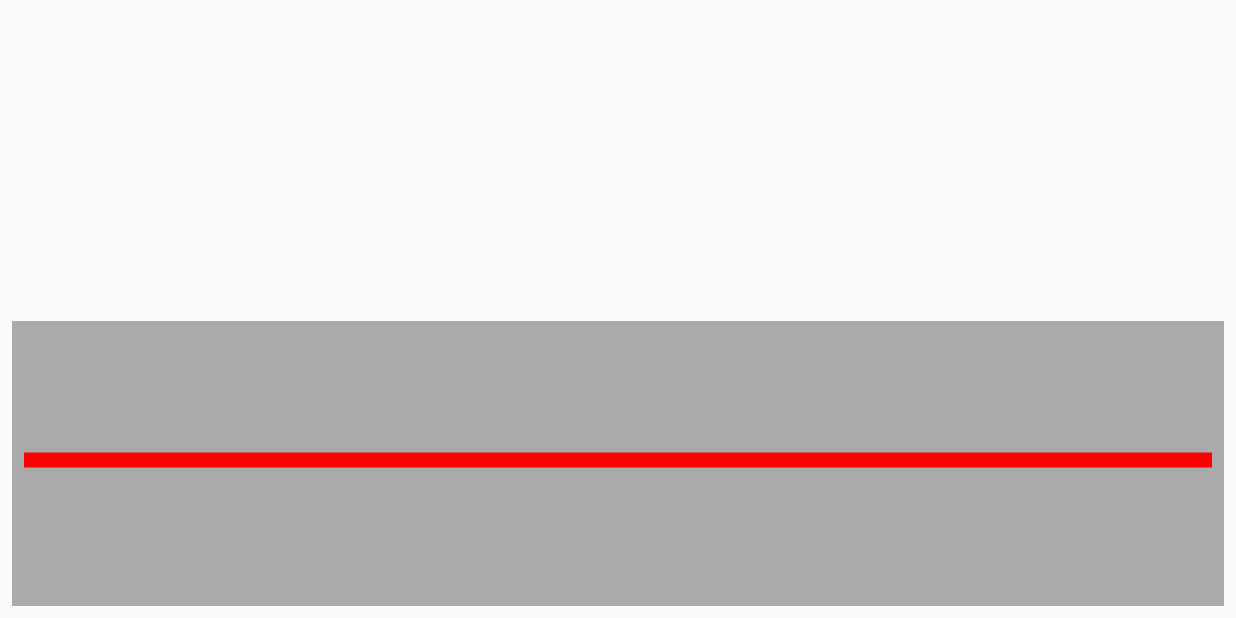
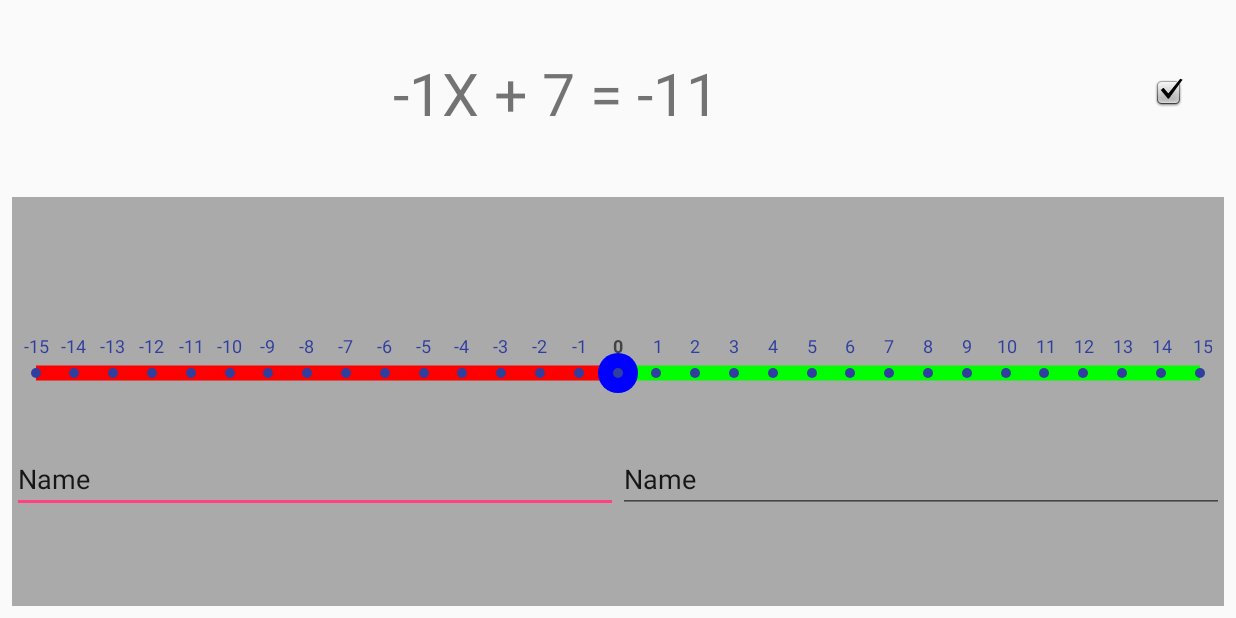
Before and after one commit to jptalusan/LinearOps, an Android app: the LinearInequality screen opened directly, with no data from a screen before it, on a phone screen of 824 x 412 dp (held sideways). Run offline under Robolectric (Android 15) with nearby library versions, the phone set to English and light mode, and no system bars; our stand-ins replace data binding.

Commit message:
So far linear inequality going along well.

```diff
--- a/app/src/main/java/com/freelance/jptalusan/linearops/Activities/LinearInequality.java
+++ b/app/src/main/java/com/freelance/jptalusan/linearops/Activities/LinearInequality.java
@@ -1,15 +1,126 @@
 package com.freelance.jptalusan.linearops.Activities;
 
+import android.databinding.DataBindingUtil;
+import android.os.Bundle;
 import android.support.v7.app.AppCompatActivity;
-import android.os.Bundle;
+import android.util.Log;
+import android.view.View;
+import android.widget.Toast;
 
 import com.freelance.jptalusan.linearops.R;
+import com.freelance.jptalusan.linearops.Utilities.Constants;
+import com.freelance.jptalusan.linearops.Utilities.Equation;
+import com.freelance.jptalusan.linearops.Utilities.EquationGeneration;
+import com.freelance.jptalusan.linearops.Views.SeekBarLayout;
+import com.freelance.jptalusan.linearops.databinding.ActivityLinearInequalityBinding;
+
+import java.util.ArrayList;
+import java.util.Calendar;
+import java.util.List;
+import java.util.Random;
 
 public class LinearInequality extends AppCompatActivity {
+    private static final String TAG = "LinearInequality";
+    private ActivityLinearInequalityBinding binding;
+    private Equation eq = null;
+    private int userAnswer = 0;
+    private List<String> points = null;
+    private Random rnd = null;
 
     @Override
     protected void onCreate(Bundle savedInstanceState) {
         super.onCreate(savedInstanceState);
-        setContentView(R.layout.activity_linear_inequality);
+        binding = DataBindingUtil.setContentView(this, R.layout.activity_linear_inequality);
+
+        long seed = Calendar.getInstance().getTimeInMillis();
+        rnd = new Random((int)seed);
+
+        startLinearOps();
+
+        points = new ArrayList<>();
+        for (int i = Constants.X_MIN; i <= Constants.X_MAX; ++i) {
+            points.add(Integer.toString(i));
+        }
+
+        binding.seekbar.setSeekBarMax(Constants.X_MAX * 2 + 1);
+        binding.seekbar.setComboSeekBarAdapter(points);
+        binding.seekbar.setComboSeekBarProgress(Constants.X_MAX);
+        binding.seekbar.setResourceId(0);
+
+        binding.seekbar.setSeekBarChangeValueListener(new SeekBarLayout.SeekbarChangeValueListener() {
+            @Override
+            public void onSeekBarValueChanged(int val) {
+                userAnswer = val;
+            }
+        });
+
+        binding.seekbar.reset();
+
+        binding.checkButton.setOnClickListener(new View.OnClickListener() {
+            @Override
+            public void onClick(View view) {
+//                setViewAbility(false);
+                if (isFirstAnswerCorrect(userAnswer)) {
+                    Log.d(TAG, "value: " + (userAnswer + Constants.X_MAX));
+                    setUpInequality();
+                }
+//                isSecondAnswerCorrect(userAnswer);
+//                int temp = Constants.DEFAULT_RESET;
+//                Log.d(TAG, "Reset in: " + temp + " milliseconds.");
+//                Handler h = new Handler();
+//                h.postDelayed(new Runnable() {
+//                    @Override
+//                    public void run() {
+//                        startLinearOps();
+//                    }
+//                }, temp);
+            }
+        });
+    }
+
+    private void setUpInequality() {
+        String text = binding.equationTextView.getText().toString();
+        binding.equationTextView.setText(text.replace("=", getRandomInequality()));
+        binding.equationTextView.invalidate();
+
+        binding.seekbar.setResourceId(R.mipmap.ic_launcher_round);
+        binding.seekbar.drawResourceOn(userAnswer);
+
+        binding.seekbar.comboSeekBar.setEnabled(false);
+        binding.seekbar.comboSeekBar.setLinearInequalityDrawable();
+        binding.seekbar.comboSeekBar.invalidate();
+    }
+
+    private void startLinearOps() {
+        Log.d(TAG, "startLinearOps()");
+        do {
+            eq = EquationGeneration.generateEqualityEquation(Constants.LEVEL_2);
+            binding.equationTextView.setText(eq.printEquation());
+        } while (eq.toString().equals("FAILED"));
+        binding.seekbar.setComboSeekBarProgress(Constants.X_MAX);
+        binding.seekbar.comboSeekBar.setEnabled(true);
+
+        binding.seekbar.setResourceId(0);
+    }
+
+    private boolean isFirstAnswerCorrect(int userAnswer) {
+        if (userAnswer == eq.getX()) {
+            Toast.makeText(this, "Correct.", Toast.LENGTH_SHORT).show();
+            return true;
+        } else {
+            Toast.makeText(this, "Incorrect.", Toast.LENGTH_SHORT).show();
+            return false;
+        }
+    }
+
+    private boolean isSecondAnswerCorrect(int userAnswer) {
+        return false;
+    }
+
+    private String getRandomInequality() {
+        String symbols[] = {"<", ">", "≤", "≥"};
+        int x = EquationGeneration.pickRandom(rnd, 0, 3);
+        Log.d(TAG, "x:" + x);
+        return symbols[x];
     }
 }
--- a/app/src/main/java/com/freelance/jptalusan/linearops/Utilities/Equation.java
+++ b/app/src/main/java/com/freelance/jptalusan/linearops/Utilities/Equation.java
@@ -34,7 +34,10 @@ public class Equation {
                 break;
             case Constants.LEVEL_2:
                 temp = ax + "x+" + b + "=" + cx;
-                temp = temp.replace("+-", "-");
+                temp = temp.replace(".0", "");
+                temp = temp.replace("+-", " - ");
+                temp = temp.replace("x+", "x + ");
+                temp = temp.replace("=", " = ");
                 break;
             case Constants.LEVEL_3:
             case Constants.LEVEL_4:
--- a/app/src/main/java/com/freelance/jptalusan/linearops/Utilities/EquationGeneration.java
+++ b/app/src/main/java/com/freelance/jptalusan/linearops/Utilities/EquationGeneration.java
@@ -85,7 +85,7 @@ public class EquationGeneration {
         return generatedEquation;
     }
 
-    private static int pickRandom(Random rnd, int min, int max) {
+    public static int pickRandom(Random rnd, int min, int max) {
         // nextInt is normally exclusive of the top value,
         // so add 1 to make it inclusive
         int temp = rnd.nextInt((max - min) + 1) + min;
--- a/app/src/main/java/com/freelance/jptalusan/linearops/Views/ComboSeekBar/ComboSeekBar.java
+++ b/app/src/main/java/com/freelance/jptalusan/linearops/Views/ComboSeekBar/ComboSeekBar.java
@@ -8,6 +8,7 @@ import android.graphics.Rect;
 import android.graphics.drawable.Drawable;
 import android.support.v7.widget.AppCompatSeekBar;
 import android.util.AttributeSet;
+import android.util.Log;
 import android.util.TypedValue;
 import android.view.MotionEvent;
 import android.widget.AdapterView;
@@ -19,6 +20,7 @@ import com.freelance.jptalusan.linearops.R;
 import java.util.ArrayList;
 import java.util.List;
 
+//Seems useful https://stackoverflow.com/questions/10536202/how-to-set-android-seekbar-progress-drawable-programatically
 public class ComboSeekBar extends AppCompatSeekBar {
     private CustomThumbDrawable mThumb;
     private List<Dot> mDots = new ArrayList<>();
@@ -30,6 +32,7 @@ public class ComboSeekBar extends AppCompatSeekBar {
     private int mTextBottomPadding;
     private int mDotRadius;
     private int mThumbRadius;
+    private boolean useLinearInequality = false;
 
     public ComboSeekBar(Context context) {
         super(context);
@@ -37,6 +40,7 @@ public class ComboSeekBar extends AppCompatSeekBar {
 
     public ComboSeekBar(Context context, AttributeSet attrs) {
         super(context, attrs);
+        Log.d("ComboSeekBar", "ComboSeekBar()");
         TypedArray a = context.obtainStyledAttributes(attrs, R.styleable.ComboSeekBar);
 
         mColor = a.getColor(R.styleable.ComboSeekBar_color, Color.WHITE);
@@ -49,10 +53,16 @@ public class ComboSeekBar extends AppCompatSeekBar {
 
         mThumb = new CustomThumbDrawable(mColor, mThumbRadius);
         setThumb(mThumb);
+
         setProgressDrawable(new CustomDrawable(this.getProgressDrawable(), this, mDotRadius, mThumb.getRadius(), mDots,
                 mColor, mTextSize, mTextBottomPadding));
 
         setPadding(0, 0, 0, 0);
+    }
+
+    public void setLinearInequalityDrawable() {
+        setProgressDrawable(new LinearInequalityDrawable(this.getProgressDrawable(), this, mDotRadius, mThumb.getRadius(), mDots,
+                mColor, mTextSize, mTextBottomPadding));
     }
 
     @Override
--- a/app/src/main/java/com/freelance/jptalusan/linearops/Views/SeekBarLayout.java
+++ b/app/src/main/java/com/freelance/jptalusan/linearops/Views/SeekBarLayout.java
@@ -22,7 +22,7 @@ public class SeekBarLayout extends ConstraintLayout {
     private RelativeLayout icons;
     public ComboSeekBar comboSeekBar;
     private static String TAG = "SeekBarLayout";
-    private int resourceId = R.mipmap.ic_launcher;
+    private int resourceId = 0;
     private int tempInt = 0;
     private Dimensions dimensions = new Dimensions();
     private Dimensions iconDimension = new Dimensions();
@@ -64,7 +64,7 @@ public class SeekBarLayout extends ConstraintLayout {
         comboSeekBar.setOnSeekBarChangeListener(new SeekBar.OnSeekBarChangeListener() {
             @Override
             public void onProgressChanged(SeekBar seekBar, int i, boolean b) {
-                Log.d(TAG, "i: " + i + ", progress: " + seekBar.getProgress());
+//                Log.d(TAG, "i: " + i + ", progress: " + seekBar.getProgress());
 
 //                if (i == comboSeekBar.getMax()) {
 //                    i = comboSeekBar.getMax() - 1;
@@ -145,6 +145,10 @@ public class SeekBarLayout extends ConstraintLayout {
         return params;
     }
 
+    public void drawResourceOn(int index) {
+        addIcons(index);
+    }
+
     public void setResourceId(int resourceId) {
         this.resourceId = resourceId;
     }
--- a/app/src/main/res/layout/activity_linear_inequality.xml
+++ b/app/src/main/res/layout/activity_linear_inequality.xml
@@ -1,10 +1,40 @@
 <?xml version="1.0" encoding="utf-8"?>
-<android.support.constraint.ConstraintLayout xmlns:android="http://schemas.android.com/apk/res/android"
+<layout
+    xmlns:android="http://schemas.android.com/apk/res/android"
     xmlns:app="http://schemas.android.com/apk/res-auto"
-    xmlns:tools="http://schemas.android.com/tools"
+    xmlns:tools="http://schemas.android.com/tools">
+<android.support.constraint.ConstraintLayout
     android:layout_width="match_parent"
     android:layout_height="match_parent"
     tools:context="com.freelance.jptalusan.linearops.Activities.LinearInequality">
+
+    <ImageButton
+        android:id="@+id/checkButton"
+        android:layout_width="wrap_content"
+        android:layout_height="wrap_content"
+        android:layout_marginBottom="8dp"
+        android:layout_marginLeft="0dp"
+        android:layout_marginRight="8dp"
+        android:layout_marginTop="8dp"
+        android:background="@android:drawable/checkbox_on_background"
+        app:layout_constraintBottom_toTopOf="@+id/guideline7"
+        app:layout_constraintLeft_toLeftOf="@+id/guideline9"
+        app:layout_constraintRight_toRightOf="parent"
+        app:layout_constraintTop_toTopOf="parent" />
+
+    <android.support.constraint.Guideline
+        android:id="@+id/guideline9"
+        android:layout_width="wrap_content"
+        android:layout_height="wrap_content"
+        android:orientation="vertical"
+        app:layout_constraintGuide_percent="0.9" />
+
+    <android.support.constraint.Guideline
+        android:id="@+id/guideline5"
+        android:layout_width="wrap_content"
+        android:layout_height="wrap_content"
+        android:orientation="horizontal"
+        app:layout_constraintGuide_percent="0.7" />
 
     <com.freelance.jptalusan.linearops.Views.SeekBarLayout
         android:id="@+id/seekbar"
@@ -17,52 +47,77 @@
         android:layout_marginStart="8dp"
         android:layout_marginTop="8dp"
         android:background="@android:color/darker_gray"
-        app:layout_constraintBottom_toBottomOf="parent"
         app:layout_constraintHorizontal_bias="0.0"
         app:layout_constraintLeft_toLeftOf="parent"
         app:layout_constraintRight_toRightOf="parent"
         app:layout_constraintTop_toTopOf="@+id/guideline7"
-        app:layout_constraintVertical_bias="0.0">
+        app:layout_constraintVertical_bias="0.0"
+        app:layout_constraintBottom_toBottomOf="parent">
 
     </com.freelance.jptalusan.linearops.Views.SeekBarLayout>
 
-    <FrameLayout
+    <LinearLayout
         android:layout_width="0dp"
         android:layout_height="0dp"
         android:layout_marginBottom="8dp"
         android:layout_marginLeft="8dp"
         android:layout_marginRight="8dp"
         android:layout_marginTop="8dp"
-        app:layout_constraintBottom_toBottomOf="parent"
         app:layout_constraintLeft_toLeftOf="parent"
         app:layout_constraintRight_toRightOf="parent"
-        app:layout_constraintTop_toTopOf="@+id/guideline7">
+        app:layout_constraintTop_toTopOf="@+id/guideline5"
+        app:layout_constraintBottom_toBottomOf="parent"
+        app:layout_constraintHorizontal_bias="0.0"
+        app:layout_constraintVertical_bias="0.0"
+        android:id="@+id/linearLayout">
 
-    </FrameLayout>
+        <EditText
+            android:id="@+id/editText2"
+            android:layout_width="wrap_content"
+            android:layout_height="wrap_content"
+            android:layout_weight="1"
+            android:ems="10"
+            android:inputType="textPersonName"
+            android:text="Name" />
+
+        <EditText
+            android:id="@+id/editText"
+            android:layout_width="wrap_content"
+            android:layout_height="wrap_content"
+            android:layout_weight="1"
+            android:ems="10"
+            android:inputType="textPersonName"
+            android:text="Name" />
+    </LinearLayout>
 
     <android.support.constraint.Guideline
         android:layout_width="wrap_content"
         android:layout_height="wrap_content"
         android:id="@+id/guideline7"
         android:orientation="horizontal"
-        app:layout_constraintGuide_percent="0.5"
-        tools:layout_editor_absoluteY="180dp"
-        tools:layout_editor_absoluteX="0dp" />
+        app:layout_constraintGuide_percent="0.3" />
 
-    <RelativeLayout
+    <com.freelance.jptalusan.linearops.Views.AutoResizeTextView
+        android:id="@+id/equationTextView"
         android:layout_width="0dp"
         android:layout_height="0dp"
         android:layout_marginBottom="8dp"
+        android:layout_marginEnd="8dp"
         android:layout_marginLeft="8dp"
         android:layout_marginRight="8dp"
+        android:layout_marginStart="8dp"
         android:layout_marginTop="8dp"
         app:layout_constraintBottom_toTopOf="@+id/guideline7"
+        app:layout_constraintHorizontal_bias="0.5"
         app:layout_constraintLeft_toLeftOf="parent"
-        app:layout_constraintRight_toRightOf="parent"
+        app:layout_constraintRight_toLeftOf="@+id/guideline9"
         app:layout_constraintTop_toTopOf="parent"
-        android:layout_marginStart="8dp"
-        android:layout_marginEnd="8dp">
+        app:layout_constraintVertical_bias="0.5"
+        app:textAllCaps="true"
+        android:textSize="40sp"
+        android:gravity="center">
 
-    </RelativeLayout>
+    </com.freelance.jptalusan.linearops.Views.AutoResizeTextView>
 
 </android.support.constraint.ConstraintLayout>
+</layout>
```
Also changed, not shown: app/src/main/java/com/freelance/jptalusan/linearops/Views/ComboSeekBar/LinearInequalityDrawable.java (added, +192 -0 lines).
